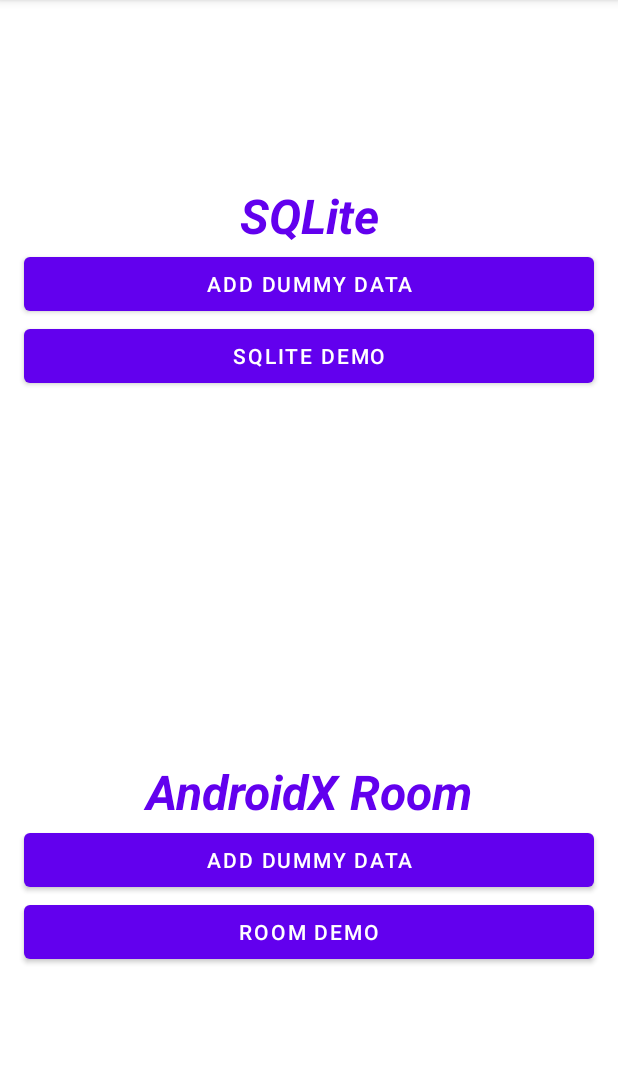
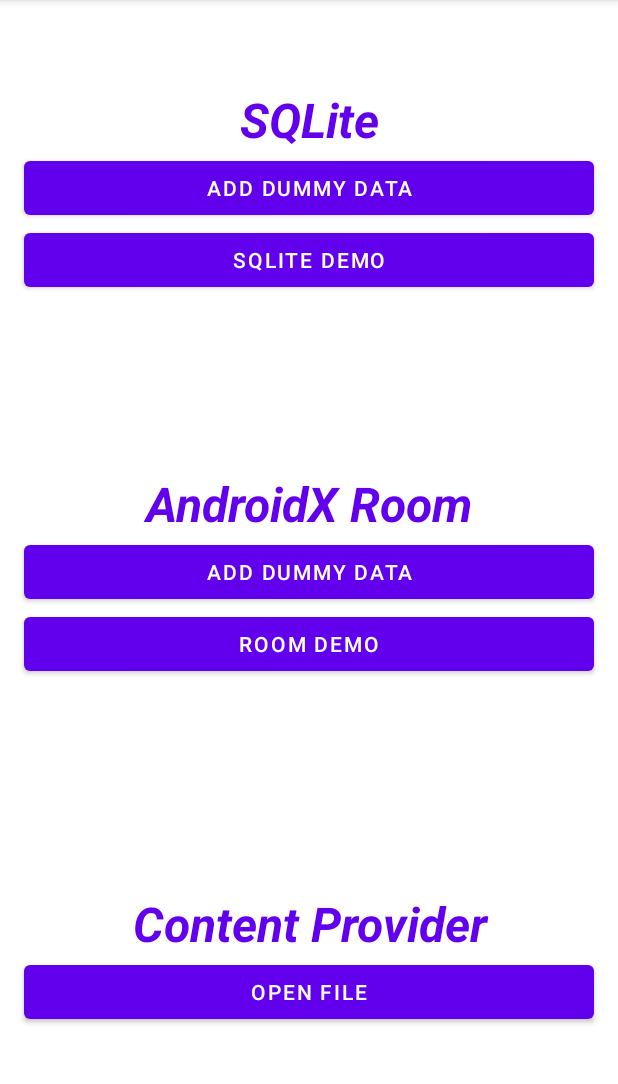
Before and after one commit to shubham-ttn/AndroidBootcamp2021, an Android app: the screen it shows after launch (MainActivity), after a tap on "ADD DUMMY DATA", on a phone screen of 412 x 824 dp, the part 84-1168 px from its top. Run offline under Robolectric (Android 15) with nearby library versions, the phone set to English and light mode, and no system bars; our stand-ins replace Room's generated code.

Commit message:
Added files in packages and added File picker for Content Provider Qsn

```diff
--- a/app/src/main/AndroidManifest.xml
+++ b/app/src/main/AndroidManifest.xml
@@ -1,6 +1,8 @@
 <?xml version="1.0" encoding="utf-8"?>
 <manifest xmlns:android="http://schemas.android.com/apk/res/android"
     package="com.example.androidbootcamp2021">
+
+    <uses-permission android:name="android.permission.READ_EXTERNAL_STORAGE"/>
 
     <application
         android:allowBackup="true"
@@ -9,8 +11,8 @@
         android:roundIcon="@mipmap/ic_launcher_round"
         android:supportsRtl="true"
         android:theme="@style/Theme.AndroidBootcamp2021">
-        <activity android:name=".DatabaseActivity"></activity>
-        <activity android:name=".MainActivity">
+        <activity android:name=".activities.DatabaseActivity" />
+        <activity android:name=".activities.MainActivity">
             <intent-filter>
                 <action android:name="android.intent.action.MAIN" />
 
--- a/app/src/main/java/com/example/androidbootcamp2021/MainActivity.kt
+++ /dev/null
@@ -1,64 +0,0 @@
-package com.example.androidbootcamp2021
-
-import android.content.Intent
-import androidx.appcompat.app.AppCompatActivity
-import android.os.Bundle
-import android.widget.Toast
-import kotlinx.android.synthetic.main.activity_main.*
-import java.util.concurrent.Executors
-
-class MainActivity : AppCompatActivity() {
-
-    override fun onCreate(savedInstanceState: Bundle?) {
-        super.onCreate(savedInstanceState)
-        setContentView(R.layout.activity_main)
-
-        // Using Kotlin Extensions so we don't
-        // need to get the reference of view
-        // We can directly use the id of view
-        addSQLiteDummyDataBtn.setOnClickListener {
-            insertDataInDBUsingSQLite()
-            Toast.makeText(this, "Data added successfully", Toast.LENGTH_LONG).show()
-        }
-
-        sqliteDemoBtn.setOnClickListener {
-            startActivity(Intent(this, DatabaseActivity::class.java).putExtra(BUTTON_CLICKED_KEY, SQLITE_DEMO_BTN))
-        }
-
-        addDummyRoomDataBtn.setOnClickListener {
-            insertDataInDBUsingRoom()
-            Toast.makeText(this, "Data added successfully", Toast.LENGTH_LONG).show()
-        }
-
-        roomDemoBtn.setOnClickListener {
-            startActivity(Intent(this, DatabaseActivity::class.java).putExtra(BUTTON_CLICKED_KEY, ROOM_DEMO_BTN))
-        }
-    }
-
-    private fun insertDataInDBUsingRoom() {
-        val database = RoomDatabaseBuilder.getInstance(this)
-
-        Executors.newSingleThreadExecutor().execute {
-            database.employeeDao().insertEmployeeDetails(EmployeeDataClass(name = "Mayank", contact = "9912345678", address = "New Delhi"))
-            database.employeeDao().insertEmployeeDetails(EmployeeDataClass(name = "Rohit", contact = "123456789", address = "Delhi"))
-            database.employeeDao().insertEmployeeDetails(EmployeeDataClass(name = "Sahil", contact = "3264464789", address = "Noida"))
-
-        }
-    }
-
-    private fun insertDataInDBUsingSQLite() {
-
-        val databaseManager = SQLiteDatabaseManager(this)
-
-        // insert data in DB
-        databaseManager.insertValue(EmployeeDataClass(name = "Shubham Pandey", contact = "9912345678", address = "New Delhi"))
-        databaseManager.insertValue(EmployeeDataClass(name = "Gaurav Rawat", contact = "123456789", address = "Delhi"))
-        databaseManager.insertValue(EmployeeDataClass(name = "Pawan Gupta", contact = "3264464789", address = "Noida"))
-    }
-
-    companion object {
-        const val BUTTON_CLICKED_KEY = "BUTTON_CLICKED"
-        const val SQLITE_DEMO_BTN = "SQLITE_DEMO_BTN"
-        const val ROOM_DEMO_BTN = "ROOM_DEMO_BTN"
-    }
-}
--- a/app/src/main/java/com/example/androidbootcamp2021/AppRoomDatabase.kt
+++ b/app/src/main/java/com/example/androidbootcamp2021/roomdemo/AppRoomDatabase.kt
@@ -1,7 +1,8 @@
-package com.example.androidbootcamp2021
+package com.example.androidbootcamp2021.roomdemo
 
 import androidx.room.Database
 import androidx.room.RoomDatabase
+import com.example.androidbootcamp2021.EmployeeDataClass
 
 // Entity means a row
 @Database(entities = arrayOf(EmployeeDataClass::class), version = 1)
--- a/app/src/main/java/com/example/androidbootcamp2021/RoomEmployeeDoa.kt
+++ b/app/src/main/java/com/example/androidbootcamp2021/roomdemo/RoomEmployeeDoa.kt
@@ -1,6 +1,7 @@
-package com.example.androidbootcamp2021
+package com.example.androidbootcamp2021.roomdemo
 
 import androidx.room.*
+import com.example.androidbootcamp2021.EmployeeDataClass
 
 // @annotation_name are inbuilt annontations
 // of Androidx Room
--- a/app/src/main/java/com/example/androidbootcamp2021/SQLiteDatabaseHelper.kt
+++ b/app/src/main/java/com/example/androidbootcamp2021/sqlitedemo/SQLiteDatabaseHelper.kt
@@ -1,4 +1,4 @@
-package com.example.androidbootcamp2021
+package com.example.androidbootcamp2021.sqlitedemo
 
 import android.content.Context
 import android.database.sqlite.SQLiteDatabase
--- a/app/src/main/res/layout/activity_database.xml
+++ b/app/src/main/res/layout/activity_database.xml
@@ -4,7 +4,7 @@
     xmlns:tools="http://schemas.android.com/tools"
     android:layout_width="match_parent"
     android:layout_height="match_parent"
-    tools:context=".DatabaseActivity">
+    tools:context=".activities.DatabaseActivity">
 
     <androidx.recyclerview.widget.RecyclerView
         android:id="@+id/employeeDetailsRecyclerView"
--- a/app/src/main/res/layout/activity_main.xml
+++ b/app/src/main/res/layout/activity_main.xml
@@ -4,7 +4,8 @@
     android:layout_width="match_parent"
     android:layout_height="match_parent"
     android:orientation="vertical"
-    tools:context=".MainActivity">
+    android:weightSum="3"
+    tools:context=".activities.MainActivity">
 
     <LinearLayout
         android:layout_width="match_parent"
@@ -74,4 +75,30 @@
 
     </LinearLayout>
 
+    <LinearLayout
+        android:layout_width="match_parent"
+        android:layout_height="0dp"
+        android:orientation="vertical"
+        android:layout_weight="1"
+        android:gravity="center">
+
+        <TextView
+            android:layout_width="match_parent"
+            android:layout_height="wrap_content"
+            android:textSize="32sp"
+            android:text="@string/content_provider_title_text"
+            android:textStyle="bold|italic"
+            android:gravity="center"
+            android:textColor="@color/purple_500"/>
+
+        <Button
+            android:id="@+id/openFileBtn"
+            android:layout_width="match_parent"
+            android:layout_height="wrap_content"
+            android:text="@string/open_file_btn_text"
+            android:layout_marginHorizontal="@dimen/margin_16dp"
+            />
+
+    </LinearLayout>
+
 </LinearLayout>
--- a/app/src/main/res/values/strings.xml
+++ b/app/src/main/res/values/strings.xml
@@ -9,4 +9,6 @@
     <string name="sqlite_title_text">SQLite</string>
     <string name="room_demo_btn_text">Room Demo</string>
     <string name="androidx_room_title_text">AndroidX Room</string>
+    <string name="content_provider_title_text">Content Provider</string>
+    <string name="open_file_btn_text">Open File</string>
 </resources>
```
Also changed, not shown: app/src/main/java/com/example/androidbootcamp2021/CustomAdapter.kt (+7 -1 lines), app/src/main/java/com/example/androidbootcamp2021/activities/DatabaseActivity.kt (renamed from app/src/main/java/com/example/androidbootcamp2021/DatabaseActivity.kt, +15 -7 lines), app/src/main/java/com/example/androidbootcamp2021/activities/MainActivity.kt (added, +224 -0 lines), app/src/main/java/com/example/androidbootcamp2021/roomdemo/RoomDatabaseBuilder.kt (renamed from app/src/main/java/com/example/androidbootcamp2021/RoomDatabaseBuilder.kt, +5 -2 lines), app/src/main/java/com/example/androidbootcamp2021/sqlitedemo/SQLiteDatabaseManager.kt (renamed from app/src/main/java/com/example/androidbootcamp2021/SQLiteDatabaseManager.kt, +6 -4 lines).
